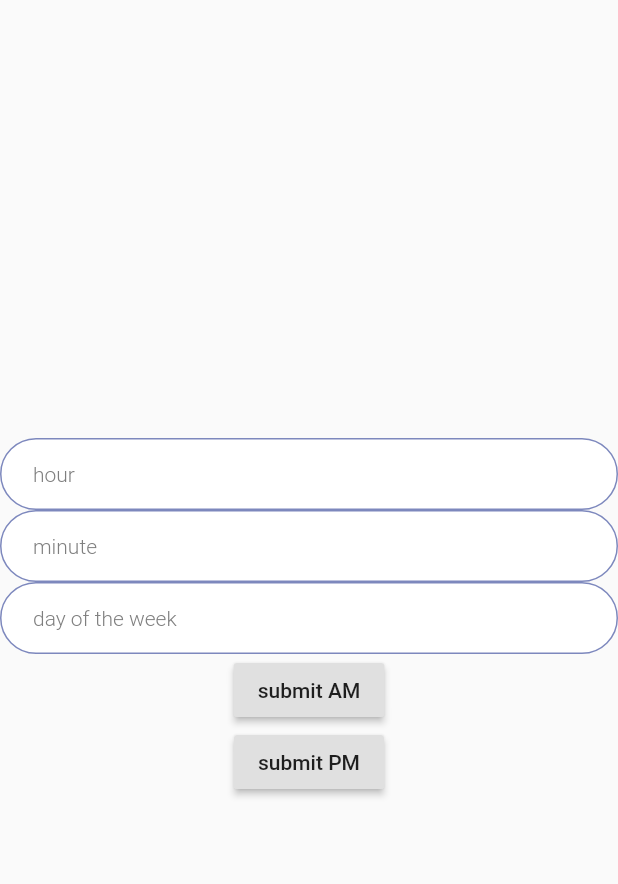
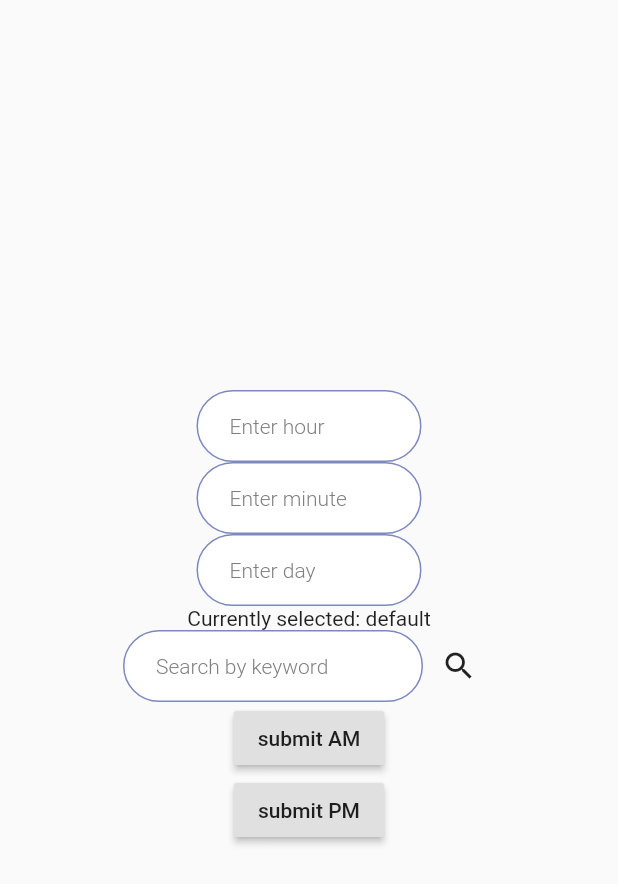
Before and after one commit to catydiaz4863/ScanAwake_Frontend, a Flutter app: the screen it shows after launch, after a tap on "submit PM", on a phone screen of 412 x 824 dp. Shown: the top 884 px of the screen. Run offline on Flutter 3.47's test engine with Material 2 defaults, Android fonts, the phone set to English and light mode, and no system bars; our stand-ins replace audioplayers, datetime_picker_formfield, fluttertoast, shared_preferences; missing offline and left inert: flutter_ringtone_player, volume; generated files the repository leaves out were written again.

Commit message:
updated code for basic alarm

```diff
--- a/lib/blocs/appbloc.dart
+++ b/lib/blocs/appbloc.dart
@@ -1,5 +1,7 @@
 import 'dart:io';
 
+import 'package:audioplayers/audio_cache.dart';
+import 'package:audioplayers/audioplayers.dart';
 import 'package:flutter/material.dart';
 import 'package:scanawake/models/alarm.dart';
 import 'package:shared_preferences/shared_preferences.dart';
@@ -9,92 +11,56 @@ import 'package:scanawake/models/user.dart';
 
 class AppBloc extends ChangeNotifier {
   bool isReady = false;
-  bool isLoggedIn = false;
-  bool didLoginFail = false;
-  bool didLoadFail = false;
-  User myAccount;
-  String token;
+  int numAlarms = 0;
+
+  AudioPlayer networkPlayer = AudioPlayer();
+  static AudioCache localCache = AudioCache();
+  AudioPlayer localPlayer;
   String chosenTitle = "default";
   String chosenURL = "";
   List<String> titles = List<String>();
   List<String> urls = List<String>();
   String deezerKEY = "3b40ebf5a48debdd33cf1e497c9025df";
   String deezerID = "382824";
+  bool ringing = false;
+  String player = "local";
 
-  List<Alarm> alarms;
+  List<Alarm> alarms = List<Alarm>();
 
-AppBloc() {
+  AppBloc() {
     //setup();
     alarms = [];
+    localCache.load('mp3/alarm_clock.mp3');
+
     //load from saved stuff
     notifyListeners();
   }
 
-  void addAlarm(Alarm a){
-    alarms.add(a);
-    notifyListeners();
-  }
-
-/*
-
-  Future<void> setup() async {
-    SharedPreferences prefs = await SharedPreferences.getInstance();
-    token = (prefs.getString('token') ?? null);
-    if (token != null) {
-      isLoggedIn = true;
-      notifyListeners();
-      loadData();
-    }
-
-  }
-
-  Future<void> loadData() async {
-    if (isLoggedIn) {
-      bool fetchedTimeline = await fetchTimeline();
-      bool fetchedAccount = await fetchAccount();
-      if (fetchedTimeline && fetchedAccount) {
-        print("is ready");
-        isReady = true;
-        notifyListeners();
-      } else {
-        print("is not ready");
-        didLoadFail = true;
-        notifyListeners();
-      }
-    }else{
-      print("not logged in");
-    }
-  }
-*/
-
-  Future<void> attemptLogin(String username, String password) async {
-    print(
-        "attempting login https://nameless-escarpment-45560.herokuapp.com/api/login?username=$username&password=$password");
-    var response = await http.get(
-        "https://nameless-escarpment-45560.herokuapp.com/api/login?username=$username&password=$password");
-    if (response.statusCode == 200) {
-      print("succeeded login");
-      didLoginFail = false;
-      Map<String, dynamic> jsonData = json.decode(response.body);
-      token = jsonData["token"];
-      SharedPreferences prefs = await SharedPreferences.getInstance();
-      await prefs.setString('token', token);
-      if (token != null) {
-        isLoggedIn = true;
-      }
-      notifyListeners();
-    } else {
-      print(response.body);
-      print("login did not succeed");
-      didLoginFail = true;
-      notifyListeners();
+  void ring(Alarm a) async {
+    ringing = true;
+    print("playing sound");
+    if (a.local)
+      localPlayer = await localCache.loop("mp3/alarm_clock.mp3", volume: 0.5);
+    else {
+      networkPlayer.setReleaseMode(ReleaseMode.LOOP);
+      networkPlayer.setVolume(1);
+      networkPlayer.play(a.audio);
     }
   }
 
-  Future<void> logout() async {
-    SharedPreferences prefs = await SharedPreferences.getInstance();
-    await prefs.remove("token");
-    isLoggedIn = false;
+  void turnOffAlarm(Alarm a) {
+    ringing = false;
+    print("turning off alarm");
+
+    if (a.local)
+      localPlayer.stop();
+    else
+      networkPlayer.stop();
+  }
+
+  void addAlarm(Alarm a) {
+    alarms.add(a);
+    numAlarms++;
     notifyListeners();
   }
 
@@ -106,9 +72,7 @@ AppBloc() {
 
     if (response.statusCode == 200) {
       Map<String, dynamic> jsondata = json.decode(response.body);
-      for (int i = 0; i < jsondata["data"].length; i++)
-      {
-
+      for (int i = 0; i < jsondata["data"].length; i++) {
         print(jsondata["data"][i]["title"]);
         print(jsondata["data"][i]["preview"]);
         titles.add(jsondata["data"][i]["title"].toString());
@@ -118,46 +82,4 @@ AppBloc() {
     }
     return false;
   }
-
-/*
-  Future<bool> fetchTimeline() async {
-    var response = await http.get(
-        "https://nameless-escarpment-45560.herokuapp.com/api/v1/posts",
-        headers: {HttpHeaders.authorizationHeader: "Bearer $token"});
-    if(response.statusCode == 200){
-      List<dynamic> serverPosts = json.decode(response.body);
-      for(int i = 0; i < serverPosts.length; i++){
-        timeline.add(Post.fromJson(serverPosts[i]));
-
-      }
-      return true;
-    }
-    return false;
-  }
-
-  Future<bool> fetchAccount() async {
-    print("getting account data");
-    var response = await http.get(
-        "https://nameless-escarpment-45560.herokuapp.com/api/v1/my_account",
-        headers: {HttpHeaders.authorizationHeader: "Bearer $token"});
-    if (response.statusCode == 200) {
-      myAccount = User.fromJson(json.decode(response.body));
-
-      print("getting account posts");
-      var my_posts_response = await http.get(
-          "https://nameless-escarpment-45560.herokuapp.com/api/v1/my_posts",
-          headers: {HttpHeaders.authorizationHeader: "Bearer $token"});
-      if (my_posts_response.statusCode == 200) {
-        print("successfully got account posts");
-        List<dynamic> server_posts = json.decode(my_posts_response.body);
-        my_posts = server_posts.map((p) => Post.fromJson(p)).toList();
-        return true;
-      }
-    } else {
-      print(response.body);
-      print("account load failed");
-    }
-    return false;
-  }
-  */
 }
--- a/lib/main.dart
+++ b/lib/main.dart
@@ -1,9 +1,8 @@
 import 'package:flutter/material.dart';
 import 'package:scanawake/blocs/appbloc.dart';
-import 'package:scanawake/screens/basic_alarm.dart';
+import 'package:scanawake/screens/create_basic_alarm.dart';
 import 'package:scanawake/screens/loadingscreen.dart';
 import 'package:provider/provider.dart';
-import 'screens/loginscreen.dart';
 import 'screens/mainscreen.dart';
 import 'screens/_test.dart';
 
@@ -39,18 +38,17 @@ class SetupWidget extends StatefulWidget {
 class _SetupWidgetState extends State<SetupWidget> {
   Widget _buildScreen(AppBloc bloc) {
     /* Testing Componenets/Asset Purposes */
-    return BasicAlarm();
-    //return MainScreen();
+    return CreateBasicAlarm();
 
-    if (bloc.isLoggedIn) {
+      //return MainScreen();
+      /*
       if (bloc.isReady) {
         return MainScreen();
       } else {
         return LoadingScreen();
       }
-    } else {
-      return LoginScreen();
-    }
+      */
+
   }
 
   @override
--- a/lib/models/alarm.dart
+++ b/lib/models/alarm.dart
@@ -2,33 +2,50 @@ import 'package:json_annotation/json_annotation.dart';
 part 'alarm.g.dart';
 
 @JsonSerializable(explicitToJson: true)
-
 class Alarm {
   int id;
   String text;
-  List<int> days;
-  DateTime time;
+  // List<int> days;
+  int day;
+//  DateTime time;
+  int hour;
+  int minute;
   bool enabled;
   String audio;
+  bool local = true;
   //Timer t;
 
-  Alarm({this.id, this.text, this.days, this.time, this.enabled, this.audio}){
-    if(enabled){
+  Alarm(
+      {this.id,
+      this.text,
+      this.day,
+      this.hour,
+      this.minute,
+      this.enabled,
+      this.audio,
+      this.local}) {
+    //   if(enabled){
 
-    }
+    // }
   }
 
-  factory Alarm.fromJson(Map<String, dynamic> json){
-      return Alarm(id: json["id"], text: json["text"], days: json["days"], time: DateTime.parse(json["time"]), enabled: json["enabled"], audio: json["audio"]);
-    }
+  factory Alarm.fromJson(Map<String, dynamic> json) {
+    return Alarm(
+        id: json["id"],
+        text: json["text"],
+        day: json["day"],
+        hour: json["hour"],
+        minute: json["minute"],
+        enabled: json["enabled"],
+        audio: json["audio"],
+        local: json["local"]);
+  }
 
-//  factory Alarm.fromJson(Map<String, dynamic> json) => _$AlarmFromJson(json);
+  Map<String, dynamic> toJson() => _$AlarmToJson(this);
 
-   Map<String, dynamic> toJson() => _$AlarmToJson(this);
+  void disable() {
+    //removes the timer
 
-   void disable(){
-     //removes the timer
-
-     //sets enabled to be false;
-   }
+    //sets enabled to be false;
+  }
 }
--- a/lib/screens/basic_alarm.dart
+++ /dev/null
@@ -1,184 +0,0 @@
-import 'dart:async';
-
-import 'package:flutter/material.dart';
-import 'package:provider/provider.dart';
-
-import 'package:flutter_ringtone_player/flutter_ringtone_player.dart';
-import 'package:audioplayers/audioplayers.dart';
-import 'package:audioplayers/audio_cache.dart';
-import 'package:scanawake/blocs/appbloc.dart';
-import 'package:scanawake/screens/searchpage.dart';
-import 'package:volume/volume.dart';
-import 'package:scanawake/components/RoundedInput.dart';
-import 'package:scanawake/components/RoundedButton.dart';
-import 'package:datetime_picker_formfield/datetime_picker_formfield.dart';
-
-class BasicAlarm extends StatefulWidget {
-  @override
-  _BasicAlarmState createState() => _BasicAlarmState();
-}
-
-class _BasicAlarmState extends State<BasicAlarm> {
-
-  Future<bool> createAlarm(int h, int m, int d) async {
-    var alarm;
-    var today = new DateTime.now();
-    if (today.day == d) {
-      alarm = new DateTime(today.year, today.month, today.day, h, m);
-    } else {
-      alarm = new DateTime(today.year, today.month, d, h, m);
-    }
-    print("Alarm set to: ${alarm.day} -> ${alarm.hour}:${alarm.minute}");
-    var now = new DateTime.now();
-
-    //print("Current time: ${now.day} -> ${now.hour}:${now.minute}");
-    print("Current time: ${today.day} -> ${today.hour}:${today.minute}");
-
-    Duration difference = alarm.difference(today);
-    print(
-        "difference in days: ${difference.inDays}: hour: ${difference.inHours}, minutes ${difference.inMinutes}, seconds: ${difference.inSeconds}");
-    Timer(
-        Duration(
-            days: difference.inDays,
-            hours: difference.inHours,
-            minutes: difference.inMinutes,
-            seconds: difference.inSeconds), () {
-      print("Ring ring ${alarm.hour}: ${alarm.minute}");
-      return true;
-    });
-  }
-
-  int getDay(String day) {
-    if (day == "m") //monday
-      return 1;
-    if (day == "t") //tuesday
-      return 2;
-    if (day == "w") //wed
-      return 3;
-    if (day == "r") //thursday
-      return 4;
-    if (day == "f") //friday
-      return 5;
-    if (day == "s") //saturday
-      return 6;
-    if (day == "su") //sunday
-      return 7;
-
-    return 0;
-  }
-
-  void ring() async {
-    print("playing sound");
-    //         setVol(maxVol);
-    playerCache.load('mp3/alarm_clock.mp3');
-    audioPlayer = await playerCache.loop("mp3/alarm_clock.mp3", volume: 0.5);
-  }
-
-  AudioPlayer audioPlayer;
-  int maxVol;
-  static AudioCache playerCache = AudioCache();
-
-  @override
-  void initState() {
-    super.initState();
-    audioPlayer = AudioPlayer();
-    //  maxVol = await Volume.getMaxVol;
-    //  initPlatformState();
-  }
-
-  Future<void> initPlatformState() async {
-    // pass any stream as parameter as per requirement
-    await Volume.controlVolume(AudioManager.STREAM_MUSIC);
-  }
-
-/*
- setVol(int i) async {
-    await Volume.setVol(i);
-  }*/
-
-  @override
-  void dispose() {
-    audioPlayer.dispose();
-    super.dispose();
-  }
-
-  @override
-  Widget build(BuildContext context) {
-    TextEditingController hourCtrl = TextEditingController();
-    TextEditingController minuteCtrl = TextEditingController();
-    TextEditingController dayCtrl = TextEditingController();
-
-    AppBloc bloc = Provider.of<AppBloc>(context);
-    bool flag = false;
-    TextEditingController searchCtrl = new TextEditingController();
-
-    return Scaffold(
-        body: Center(
-            child: Column(
-      mainAxisAlignment: MainAxisAlignment.center,
-      children: <Widget>[
-        new Container(
-            child: RoundedInput(
-          txtCtrl: hourCtrl,
-          hintText: "hour",
-        )),
-        new Container(
-            child: RoundedInput(
-          txtCtrl: minuteCtrl,
-          hintText: "minute",
-        )),
-        new Container(
-          child: RoundedInput(
-            txtCtrl: dayCtrl,
-            hintText: "day of the week",
-          ),
-        ),
-        new Container(
-            child: RaisedButton(
-                child: Text("submit AM"),
-                onPressed: () async {
-                  flag = await createAlarm(int.parse(hourCtrl.text),
-                      int.parse(minuteCtrl.text), int.parse(dayCtrl.text));
-
-                  print("playing sound");
-                  flag ? ring() : print("not ringing");
-                  flag
-                      ? Row(children: <Widget>[
-                          Text("ringing"),
-                          RoundedButton(
-                            onPressed: () {
-                              audioPlayer.stop();
-                            },
-                            text: "off",
-                          )
-                        ])
-                      : Text("");
-                })),
-        new Container(
-            child: RaisedButton(
-          child: Text("submit PM"),
-          onPressed: () async {
-            int h = int.parse(hourCtrl.text);
-            h += 12;
-            flag = await createAlarm(
-                h, int.parse(minuteCtrl.text), int.parse(dayCtrl.text));
-
-                  print("playing sound");
-            flag ? ring() : print("not ringing");
-            flag
-                ? Row(children: <Widget>[
-                    Text("ringing"),
-                    RoundedButton(
-                      onPressed: () {
-                        audioPlayer.stop();
-                      },
-                      text: "off",
-                    )
-                  ])
-                : Text("");
-          },
-        )),
-      ],
-    )));
-  }
-}
--- /dev/null
+++ b/lib/screens/create_basic_alarm.dart
@@ -0,0 +1,248 @@
+import 'dart:async';
+
+import 'package:flutter/material.dart';
+import 'package:provider/provider.dart';
+import 'package:scanawake/blocs/appbloc.dart';
+import 'package:scanawake/screens/disable_alarm.dart';
+import 'package:scanawake/screens/searchpage.dart';
+import 'package:volume/volume.dart';
+import 'package:scanawake/components/RoundedInput.dart';
+import 'package:scanawake/components/RoundedButton.dart';
+import 'package:datetime_picker_formfield/datetime_picker_formfield.dart';
+import 'package:scanawake/models/alarm.dart';
+
+class CreateBasicAlarm extends StatefulWidget {
+  @override
+  _CreateBasicAlarmState createState() => _CreateBasicAlarmState();
+}
+
+class _CreateBasicAlarmState extends State<CreateBasicAlarm> {
+  int getDay(String day) {
+    if (day == "m") //monday
+      return 1;
+    if (day == "t") //tuesday
+      return 2;
+    if (day == "w") //wed
+      return 3;
+    if (day == "r") //thursday
+      return 4;
+    if (day == "f") //friday
+      return 5;
+    if (day == "s") //saturday
+      return 6;
+    if (day == "su") //sunday
+      return 7;
+    return 0;
+  }
+
+  Duration create(int h, int m, int d) {
+    var alarm;
+    var today = new DateTime.now();
+    if (today.day == d)
+      alarm = new DateTime(today.year, today.month, today.day, h, m);
+    else
+      alarm = new DateTime(today.year, today.month, d, h, m);
+
+    print("Alarm set to: ${alarm.day} -> ${alarm.hour}:${alarm.minute}");
+    Duration difference = alarm.difference(today);
+
+    return difference;
+  }
+
+  @override
+  void initState() {
+    super.initState();
+  }
+
+  @override
+  void dispose() {
+    super.dispose();
+  }
+
+  @override
+  Widget build(BuildContext context) {
+    Alarm newAlarm;
+    TextEditingController hourCtrl = TextEditingController();
+    TextEditingController minuteCtrl = TextEditingController();
+    TextEditingController dayCtrl = TextEditingController();
+
+    AppBloc bloc = Provider.of<AppBloc>(context);
+    bool flag = false;
+    TextEditingController searchCtrl = new TextEditingController();
+
+    return Scaffold(
+        body: Column(
+      mainAxisAlignment: MainAxisAlignment.center,
+      crossAxisAlignment: CrossAxisAlignment.center,
+      children: <Widget>[
+        new Container(
+            child: RoundedInput(
+          txtCtrl: hourCtrl,
+          hintText: "Enter hour",
+          width: 150,
+        )),
+        new Container(
+            child: RoundedInput(
+          txtCtrl: minuteCtrl,
+          hintText: "Enter minute",
+          width: 150,
+        )),
+        new Container(
+          child: RoundedInput(
+            txtCtrl: dayCtrl,
+            hintText: "Enter day",
+            width: 150,
+          ),
+        ),
+        Row(
+          mainAxisAlignment: MainAxisAlignment.center,
+          crossAxisAlignment: CrossAxisAlignment.center,
+          children: <Widget>[
+            Text("Currently selected: ${bloc.chosenTitle}"),
+            (bloc.chosenTitle != "default")
+                ? FlatButton(
+                    child: Text("Clear"),
+                    onPressed: () {
+                      bloc.chosenURL = "";
+                      bloc.chosenTitle = "default";
+                      setState(() {});
+                    },
+                  )
+                : Text(""),
+          ],
+        ),
+        Row(
+          mainAxisAlignment: MainAxisAlignment.center,
+          crossAxisAlignment: CrossAxisAlignment.center,
+          children: <Widget>[
+            RoundedInput(
+              hintText: "Search by keyword",
+              txtCtrl: searchCtrl,
+              width: 200,
+            ),
+            IconButton(
+              icon: Icon(Icons.search),
+              onPressed: () async {
+                if (!searchCtrl.text.isEmpty) {
+                  bool flag = await bloc.searchAudio(searchCtrl.text);
+                  if (flag && bloc.titles.length != 0) {
+                    Navigator.push(
+                      context,
+                      MaterialPageRoute(builder: (context) => SearchPage()),
+                    );
+                  }
+                }
+              },
+            )
+          ],
+        ),
+        new Container(
+            child: RaisedButton(
+                child: Text("submit AM"),
+                onPressed: () async {
+                  int h = int.parse(hourCtrl.text);
+                  int m = int.parse(minuteCtrl.text);
+                  int d = int.parse(dayCtrl.text);
+                  Duration difference = create(h, m, d);
+
+                  int newID = bloc.numAlarms + 1;
+                  Alarm a;
+                  if (bloc.chosenTitle == "default") {
+                    a = new Alarm(
+                        id: newID,
+                        text: "default",
+                        day: d,
+                        hour: h,
+                        minute: m,
+                        enabled: true,
+                        audio: "",
+                        local: true);
+                  } else {
+                    a = new Alarm(
+                        id: newID,
+                        text: "${bloc.chosenTitle}",
+                        day: d,
+                        hour: h,
+                        minute: m,
+                        enabled: true,
+                        audio: "${bloc.chosenURL}",
+                        local: false);
+                  }
+                  bloc.addAlarm(a);
+                  print("alarm created");
+                  bloc.chosenURL = "";
+                  bloc.chosenTitle = "default";
+                  setState(() {});
+
+                  Timer(
+                      Duration(
+                          days: difference.inDays,
+                          hours: difference.inHours,
+                          minutes: difference.inMinutes,
+                          seconds: difference.inSeconds), () {
+                    print("Ring ring $h: $m");
+                    bloc.ring(a);
+                    Navigator.push(
+                      context,
+                      MaterialPageRoute(builder: (context) => DisableScreen(a)),
+                    );
+                  });
+                })),
+        new Container(
+            child: RaisedButton(
+          child: Text("submit PM"),
+          onPressed: () async {
+            int h = int.parse(hourCtrl.text);
+            h += 12;
+            int m = int.parse(minuteCtrl.text);
+            int d = int.parse(dayCtrl.text);
+            Duration difference = create(h, m, d);
+
+            int newID = bloc.numAlarms + 1;
+            Alarm a;
+            if (bloc.chosenTitle == "default") {
+              a = new Alarm(
+                  id: newID,
+                  text: "default",
+                  day: d,
+                  hour: h,
+                  minute: m,
+                  enabled: true,
+                  audio: "",
+                  local: true);
+            } else {
+              a = new Alarm(
+                  id: newID,
+                  text: "${bloc.chosenTitle}",
+                  day: d,
+                  hour: h,
+                  minute: m,
+                  enabled: true,
+                  audio: "${bloc.chosenURL}",
+                  local: false);
+            }
+            bloc.addAlarm(a);
+            print("alarm created");
+            bloc.chosenURL = "";
+            bloc.chosenTitle = "default";
+            setState(() {});
+
+            Timer(
+                Duration(
+                    days: difference.inDays,
+                    hours: difference.inHours,
+                    minutes: difference.inMinutes,
+                    seconds: difference.inSeconds), () {
+              print("Ring ring $h: $m");
+              bloc.ring(a);
+              Navigator.push(
+                context,
+                MaterialPageRoute(builder: (context) => DisableScreen(a)),
+              );
+            });
+          },
+        )),
+      ],
+    ));
+  }
+}
--- a/lib/screens/searchpage.dart
+++ b/lib/screens/searchpage.dart
@@ -1,6 +1,7 @@
 import 'package:flutter/material.dart';
 import 'package:scanawake/blocs/appbloc.dart';
 import 'package:provider/provider.dart';
+import 'package:scanawake/models/alarm.dart';
 
 class SearchPage extends StatefulWidget {
   @override
@@ -15,7 +16,7 @@ class _SearchPageState extends State<SearchPage> {
     return Container(
       child: Scaffold(
           appBar: AppBar(
-            title: Text("ScanAwake"),
+            title: Text("Search for audio"),
           ),
           body: Column(children: <Widget>[
             Expanded(
```
Also changed, not shown: lib/screens/disable_alarm.dart (added, +43 -0 lines), lib/screens/loginscreen.dart (deleted, +0 -28 lines), lib/models/alarm.g.dart.
